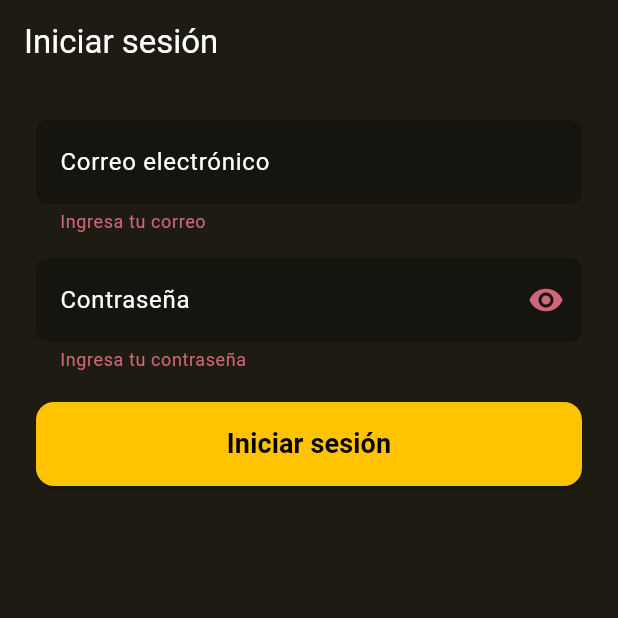
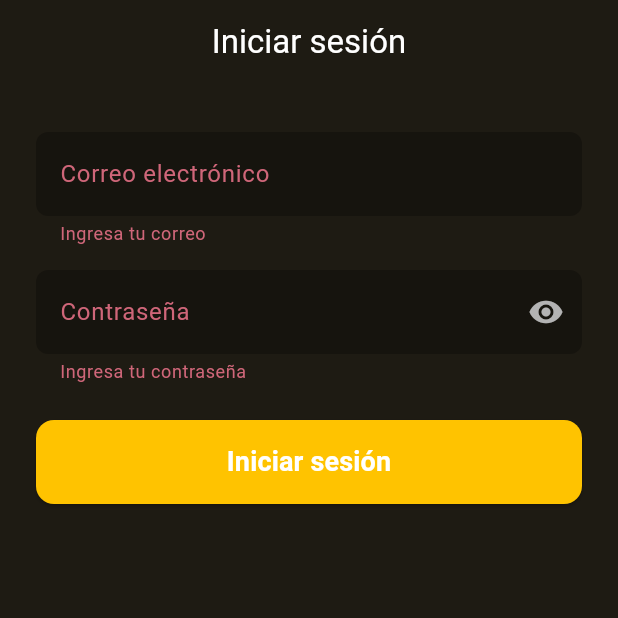
Before and after one commit to Einarr07/elixir-gym-mobile, a Flutter app: the screen it shows after launch, after a tap on "Iniciar sesión", on a phone screen of 412 x 824 dp, the top half of it. Run offline on Flutter 3.47's test engine with Material 3 defaults, Android fonts, the phone set to English and light mode, and no system bars; our stand-ins replace dio, flutter_dotenv, flutter_secure_storage; accounts and stored records are empty; network calls fail.

Commit message:
Login with diferent users

```diff
--- a/lib/data/services/reservation_service.dart
+++ b/lib/data/services/reservation_service.dart
@@ -21,10 +21,7 @@ class ReservaService {
       "estado": "confirmada",
     };
 
-    print('🟡 Enviando reserva: ${payload}');
-
     final res = await _dio.post('/clase-reservada/crear', data: payload);
-    print('🟢 Respuesta reserva: ${res.statusCode} -> ${res.data}');
 
     return Reserva.fromJson(res.data as Map<String, dynamic>);
   }
--- a/lib/main.dart
+++ b/lib/main.dart
@@ -1,10 +1,10 @@
-import 'package:elixir_gym/core/theme/app_theme.dart'; // 👈 usa tu theme central
+import 'package:elixir_gym/core/theme/app_theme.dart';
 import 'package:elixir_gym/data/services/auth_service.dart';
 import 'package:elixir_gym/presentation/providers/auth/auth_provider.dart';
 import 'package:elixir_gym/presentation/providers/client/class_provider.dart';
 import 'package:elixir_gym/presentation/providers/client/schedule_provider.dart';
 import 'package:elixir_gym/presentation/providers/client/user_provider.dart';
-import 'package:elixir_gym/presentation/screens/auth/login_screen.dart'; // 👈 pantalla de login
+import 'package:elixir_gym/presentation/screens/auth/login_screen.dart';
 import 'package:elixir_gym/presentation/screens/client/home_screen.dart';
 import 'package:flutter/material.dart';
 import 'package:flutter_dotenv/flutter_dotenv.dart';
@@ -22,13 +22,10 @@ Future<void> main() async {
   runApp(
     MultiProvider(
       providers: [
-        ChangeNotifierProvider(
-          create: (_) =>
-              AuthProvider(AuthService())..bootstrap(), // 👈 carga sesión
-        ),
         ChangeNotifierProvider(create: (_) => UserProvider()),
         ChangeNotifierProvider(create: (_) => HorariosProvider()),
         ChangeNotifierProvider(create: (_) => ClaseProvider()),
+        ChangeNotifierProvider(create: (_) => AuthProvider(AuthService())),
       ],
       child: const MyApp(),
     ),
@@ -49,12 +46,33 @@ class MyApp extends StatelessWidget {
   }
 }
 
-/// Decide qué pantalla mostrar según el estado del AuthProvider.
-/// - loading (bootstrap): spinner
-/// - autenticado: HomeScreen
-/// - no autenticado: LoginScreen
-class _AuthGate extends StatelessWidget {
+/// Gate que:
+/// 1) Ejecuta bootstrap una vez al inicio
+/// 2) Muestra spinner mientras carga
+/// 3) Redirige a Home o Login según autenticación
+class _AuthGate extends StatefulWidget {
   const _AuthGate();
+
+  @override
+  State<_AuthGate> createState() => _AuthGateState();
+}
+
+class _AuthGateState extends State<_AuthGate> {
+  bool _bootstrapped = false;
+
+  @override
+  void initState() {
+    super.initState();
+    // Ejecuta bootstrap una sola vez
+    Future.microtask(() async {
+      final auth = context.read<AuthProvider>();
+      final userProv = context.read<UserProvider>();
+      if (!_bootstrapped) {
+        _bootstrapped = true;
+        await auth.bootstrap(userProv);
+      }
+    });
+  }
 
   @override
   Widget build(BuildContext context) {
@@ -64,10 +82,6 @@ class _AuthGate extends StatelessWidget {
       return const Scaffold(body: Center(child: CircularProgressIndicator()));
     }
 
-    if (auth.isAuthenticated) {
-      return const HomeScreen();
-    } else {
-      return const LoginScreen();
-    }
+    return auth.isAuthenticated ? const HomeScreen() : const LoginScreen();
   }
 }
--- a/lib/presentation/providers/auth/auth_provider.dart
+++ b/lib/presentation/providers/auth/auth_provider.dart
@@ -1,68 +1,55 @@
-import 'package:elixir_gym/core/storage/auth_storage.dart';
 import 'package:elixir_gym/data/models/user_model.dart';
 import 'package:elixir_gym/data/services/auth_service.dart';
 import 'package:flutter/material.dart';
 
+import '../client/user_provider.dart';
+
 class AuthProvider extends ChangeNotifier {
-  AuthProvider(this._authService);
+  final AuthService _auth;
+  bool isLoading = false;
+  bool isAuthenticated = false;
 
-  final AuthService _authService;
+  AuthProvider(this._auth);
 
-  Usuario? _usuario;
-  bool _loading = false;
-  String? _error;
-
-  Usuario? get user => _usuario;
-
-  bool get isLoading => _loading;
-
-  String? get error => _error;
-
-  bool get isAuthenticated => _usuario != null;
-
-  // App start: If exist save header, get the user.
-  Future<void> bootstrap() async {
-    final header = await AuthStorage.instance.getAuthHeader();
-    if (header == null) {
-      _usuario = null;
-      notifyListeners();
-      return;
-    }
+  /// Llamar en main() al iniciar la app
+  Future<void> bootstrap(UserProvider userProvider) async {
+    isLoading = true;
+    notifyListeners();
     try {
-      _loading = true;
-      notifyListeners();
-      _usuario = await _authService.fetchCurrentUser();
+      final me = await _auth.fetchCurrentUser(); // usa header guardado (si hay)
+      userProvider.setUsuario(me);
+      isAuthenticated = true;
     } catch (_) {
-      await _authService.logout();
-      _usuario = null;
+      isAuthenticated = false;
+      userProvider.clear();
     } finally {
-      _loading = false;
+      isLoading = false;
       notifyListeners();
     }
   }
 
-  Future<bool> login(String email, String password) async {
+  Future<Usuario> login({
+    required String email,
+    required String password,
+    required UserProvider userProvider,
+  }) async {
+    isLoading = true;
+    notifyListeners();
     try {
-      _loading = true;
-      _error = null;
-      notifyListeners();
-      _usuario = await _authService.loginWithBasic(
-        email: email,
-        password: password,
-      );
-      return true;
-    } catch (e) {
-      _error = 'Credenciales invalidas o error de red';
-      return false;
+      final me = await _auth.loginWithBasic(email: email, password: password);
+      userProvider.setUsuario(me);
+      isAuthenticated = true;
+      return me;
     } finally {
-      _loading = false;
+      isLoading = false;
       notifyListeners();
     }
   }
 
-  Future<void> logout() async {
-    await _authService.logout();
-    _usuario = null;
+  Future<void> logout(UserProvider userProvider) async {
+    await _auth.logout(); // limpia secure storage
+    userProvider.clear(); // limpia usuario en memoria
+    isAuthenticated = false;
     notifyListeners();
   }
 }
--- a/lib/presentation/screens/auth/login_screen.dart
+++ b/lib/presentation/screens/auth/login_screen.dart
@@ -1,9 +1,9 @@
 import 'package:elixir_gym/core/theme/app_colors.dart';
 import 'package:elixir_gym/presentation/providers/auth/auth_provider.dart';
+import 'package:elixir_gym/presentation/providers/client/user_provider.dart';
+import 'package:elixir_gym/presentation/screens/client/home_screen.dart';
 import 'package:flutter/material.dart';
 import 'package:provider/provider.dart';
-
-import '../client/home_screen.dart';
 
 class LoginScreen extends StatefulWidget {
   const LoginScreen({super.key});
@@ -15,31 +15,39 @@ class LoginScreen extends StatefulWidget {
 class _LoginScreenState extends State<LoginScreen> {
   final _formKey = GlobalKey<FormState>();
   final _email = TextEditingController();
-  final _passwrod = TextEditingController();
+  final _password = TextEditingController();
   bool _obscure = true;
 
   @override
   void dispose() {
     _email.dispose();
-    _passwrod.dispose();
+    _password.dispose();
     super.dispose();
   }
 
   Future<void> _submit() async {
     if (!(_formKey.currentState?.validate() ?? false)) return;
-    final ok = await context.read<AuthProvider>().login(
-      _email.text.trim(),
-      _passwrod.text,
-    );
-    if (!mounted) return;
-    if (ok) {
+
+    final auth = context.read<AuthProvider>();
+    final userProv = context.read<UserProvider>();
+
+    try {
+      await auth.login(
+        email: _email.text.trim(),
+        password: _password.text,
+        userProvider: userProv, // <- setea el usuario autenticado
+      );
+
+      if (!mounted) return;
       Navigator.of(context).pushAndRemoveUntil(
         MaterialPageRoute(builder: (_) => const HomeScreen()),
-        (route) => false,
+        (_) => false,
       );
-    } else {
-      final msg = context.read<AuthProvider>().error ?? 'Error';
-      ScaffoldMessenger.of(context).showSnackBar(SnackBar(content: Text(msg)));
+    } catch (e) {
+      if (!mounted) return;
+      ScaffoldMessenger.of(
+        context,
+      ).showSnackBar(SnackBar(content: Text(e.toString())));
     }
   }
 
@@ -48,16 +56,24 @@ class _LoginScreenState extends State<LoginScreen> {
     final loading = context.watch<AuthProvider>().isLoading;
 
     return Scaffold(
+      backgroundColor: AppColors.background,
       appBar: AppBar(
         backgroundColor: Colors.transparent,
         elevation: 0,
         leading: Navigator.canPop(context)
             ? IconButton(
-                icon: const Icon(Icons.arrow_back),
+                icon: const Icon(
+                  Icons.arrow_back,
+                  color: AppColors.textPrimary,
+                ),
                 onPressed: () => Navigator.pop(context),
               )
             : null,
-        title: const Text('Iniciar sesión'),
+        title: const Text(
+          'Iniciar sesión',
+          style: TextStyle(color: AppColors.textPrimary),
+        ),
+        centerTitle: true,
       ),
       body: SafeArea(
         child: Padding(
@@ -66,11 +82,13 @@ class _LoginScreenState extends State<LoginScreen> {
             key: _formKey,
             child: ListView(
               children: [
+                const SizedBox(height: 8),
                 TextFormField(
                   controller: _email,
                   keyboardType: TextInputType.emailAddress,
                   decoration: const InputDecoration(
-                    hintText: 'Correo electrónico',
+                    labelText: 'Correo electrónico',
+                    hintText: 'tu@correo.com',
                   ),
                   validator: (v) {
                     if (v == null || v.isEmpty) return 'Ingresa tu correo';
@@ -80,13 +98,15 @@ class _LoginScreenState extends State<LoginScreen> {
                 ),
                 const SizedBox(height: 16),
                 TextFormField(
-                  controller: _passwrod,
+                  controller: _password,
                   obscureText: _obscure,
                   decoration: InputDecoration(
-                    hintText: 'Contraseña',
+                    labelText: 'Contraseña',
+                    hintText: '••••••••',
                     suffixIcon: IconButton(
                       icon: Icon(
                         _obscure ? Icons.visibility : Icons.visibility_off,
+                        color: AppColors.textSecondary,
                       ),
                       onPressed: () => setState(() => _obscure = !_obscure),
                     ),
@@ -94,28 +114,29 @@ class _LoginScreenState extends State<LoginScreen> {
                   validator: (v) =>
                       (v == null || v.isEmpty) ? 'Ingresa tu contraseña' : null,
                 ),
-                const SizedBox(height: 12),
-                //Align(
-                //  alignment: Alignment.centerRight,
-                //  child: TextButton(onPressed: (),
-                //   child: const Text('¿Olvidaste tu contraseña?',
-                //     style: TextStyle(color: AppColors.primary)),
-                // ),
-                // ),
-                const SizedBox(height: 8),
+                const SizedBox(height: 24),
                 SizedBox(
                   height: 56,
                   child: ElevatedButton(
                     style: ElevatedButton.styleFrom(
                       backgroundColor: AppColors.primary,
-                      foregroundColor: Colors.black,
+                      foregroundColor: Colors.white,
                       shape: RoundedRectangleBorder(
                         borderRadius: BorderRadius.circular(12),
                       ),
                     ),
                     onPressed: loading ? null : _submit,
                     child: loading
-                        ? CircularProgressIndicator()
+                        ? const SizedBox(
+                            height: 22,
+                            width: 22,
+                            child: CircularProgressIndicator(
+                              strokeWidth: 2,
+                              valueColor: AlwaysStoppedAnimation<Color>(
+                                Colors.white,
+                              ),
+                            ),
+                          )
                         : const Text(
                             'Iniciar sesión',
                             style: TextStyle(
--- a/lib/presentation/screens/client/home_screen.dart
+++ b/lib/presentation/screens/client/home_screen.dart
@@ -18,7 +18,7 @@ class _HomeScreenState extends State<HomeScreen> {
   final List<Widget> _screens = const [
     SchedulesScreen(),
     ReservasScreen(),
-    ProfileScreen(usuarioId: 4),
+    ProfileScreen(),
   ];
 
   void _onItemTapped(int index) {
```
Also changed, not shown: lib/presentation/screens/client/profile_screen.dart (+44 -61 lines).
